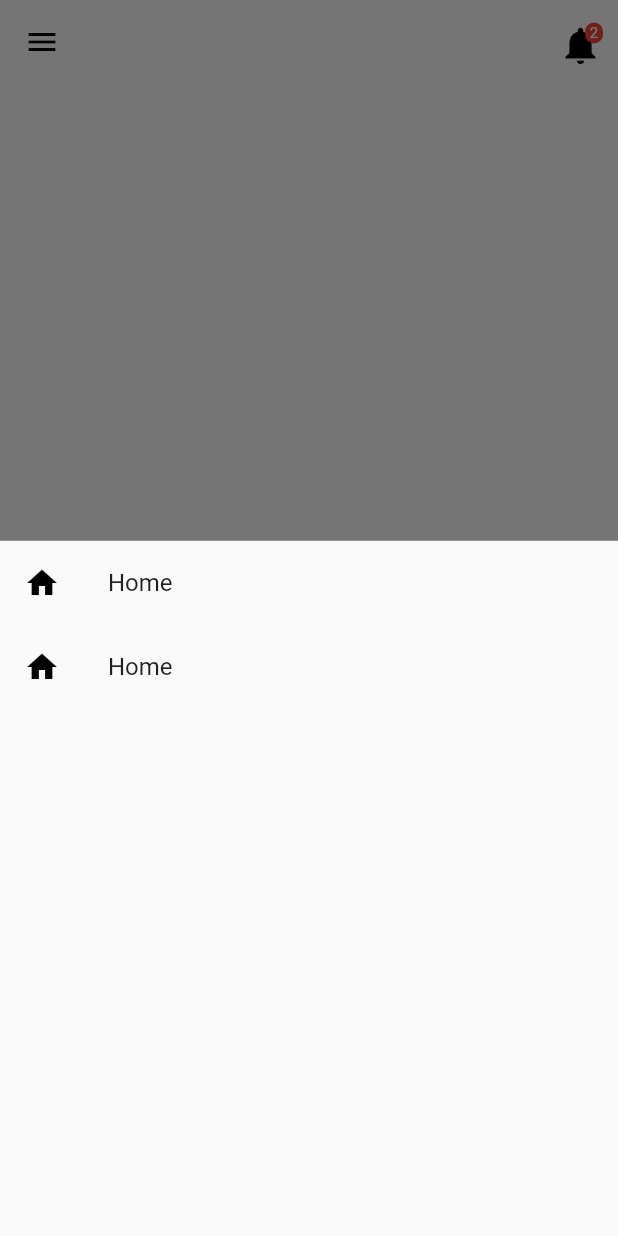
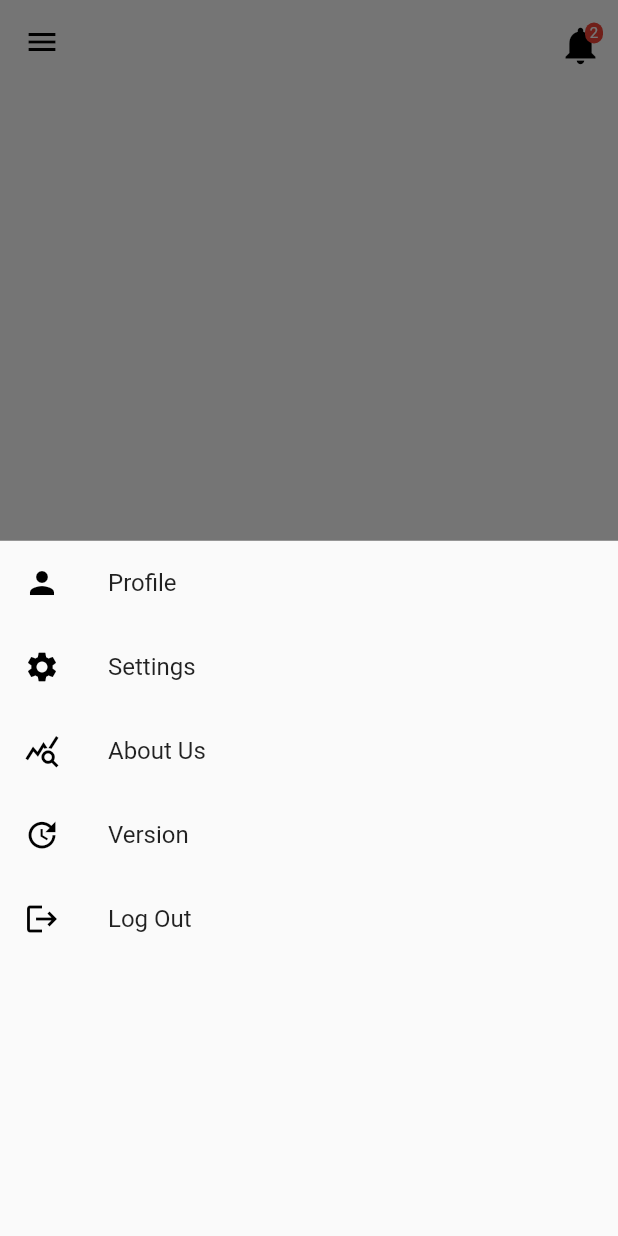
Before and after one commit to kevinjacb/DocAPP, a Flutter app: the Home screen opened directly, after a tap on the "menu" icon, on a phone screen of 412 x 824 dp. Run offline on Flutter 3.47's test engine with Material 2 defaults, Android fonts, the light colour scheme and no system bars; our stand-ins replace google_fonts.

Commit message:
Drawer options added

```diff
--- a/lib/widgets/drawer.dart
+++ b/lib/widgets/drawer.dart
@@ -15,18 +15,42 @@ class _AppDrawerState extends State<AppDrawer> {
       children: [
         ListTile(
           leading: Icon(
-            Icons.home,
+            Icons.person,
             color: Colors.black,
           ),
-          title: Text("Home"),
+          title: Text("Profile"),
           onTap: null,
         ),
         ListTile(
           leading: Icon(
-            Icons.home,
+            Icons.settings,
             color: Colors.black,
           ),
-          title: Text("Home"),
+          title: Text("Settings"),
+          onTap: null,
+        ),
+        ListTile(
+          leading: Icon(
+            Icons.query_stats,
+            color: Colors.black,
+          ),
+          title: Text("About Us"),
+          onTap: null,
+        ),
+        ListTile(
+          leading: Icon(
+            Icons.update,
+            color: Colors.black,
+          ),
+          title: Text("Version"),
+          onTap: null,
+        ),
+        ListTile(
+          leading: Icon(
+            Icons.logout,
+            color: Colors.black,
+          ),
+          title: Text("Log Out"),
           onTap: null,
         )
       ],
```
